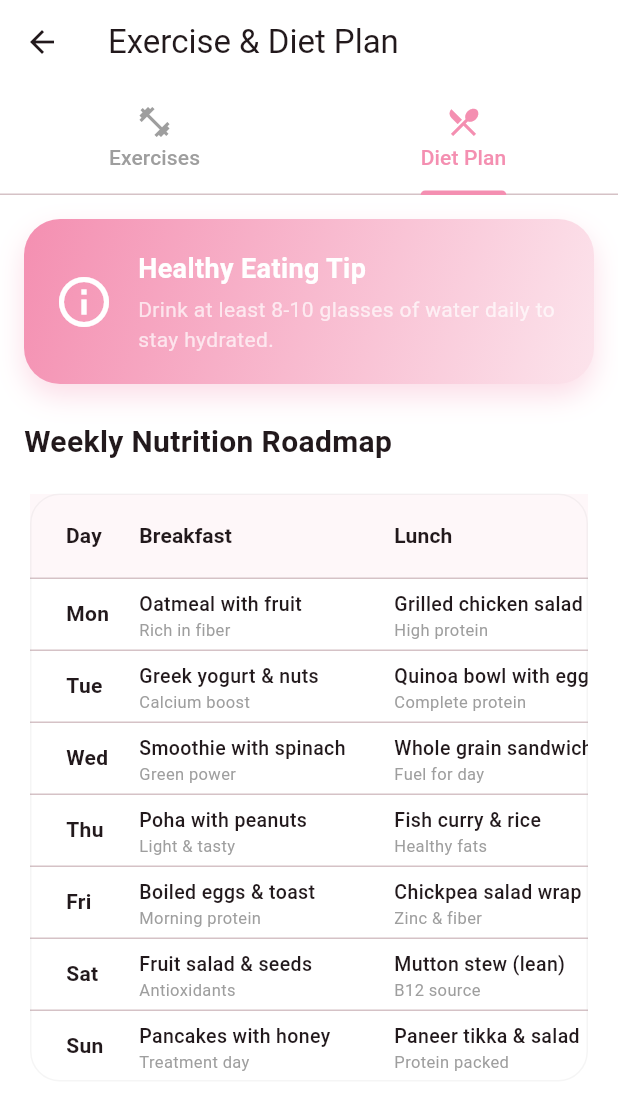
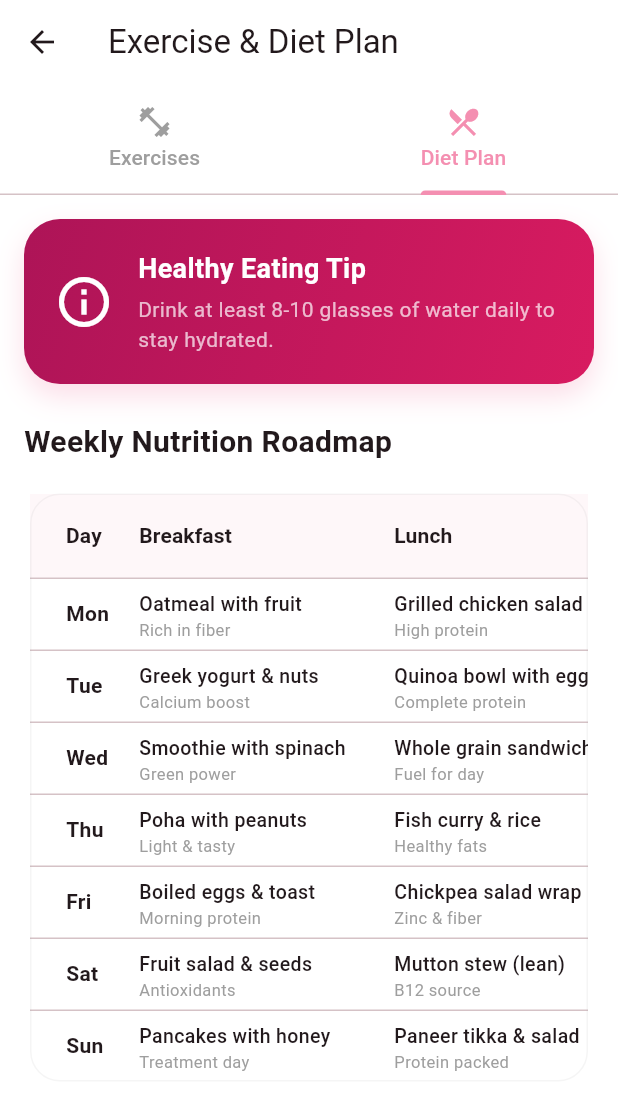
Before and after one commit to catharva632/Maternal_Child_Health_Tracker, a Flutter app: the ExerciseScreen screen opened by its route, tab 2 chosen, on a phone screen of 412 x 824 dp. Shown: the top 1110 px of the screen. Run offline on Flutter 3.47's test engine with Material 3 defaults, Android fonts, the phone set to English and light mode, and no system bars; our stand-ins replace cloud_firestore, firebase_auth, firebase_core, firebase_storage, flutter_tts, geolocator and 5 more; missing offline and left inert: another_telephony; accounts and stored records are empty; generated files the repository leaves out were written again.

Commit message:
Fix SOS crash and refine exercise/diet UI

```diff
--- a/lib/controllers/exercise_controller.dart
+++ b/lib/controllers/exercise_controller.dart
@@ -33,7 +33,7 @@ class ExerciseController {
           'Ensure the water temperature is comfortable.',
           'Watch out for slippery pool decks.'
         ],
-        imagePath: 'https://images.unsplash.com/photo-1519315901367-f34ff9154487?w=800'
+        imagePath: 'https://images.unsplash.com/photo-1620352080112-984422e11e55?w=800'
       ),
       ExerciseModel(
         name: 'Prenatal Yoga',
@@ -65,7 +65,7 @@ class ExerciseController {
           'Keep your back straight.',
           'Stop if you feel pressure in your pelvis.'
         ],
-        imagePath: 'https://images.unsplash.com/photo-1574680096145-d05b474e2155?w=800'
+        imagePath: 'https://images.unsplash.com/photo-1510616022830-2972986f3769?w=800'
       ),
       ExerciseModel(
         name: 'Kegels',
@@ -80,7 +80,7 @@ class ExerciseController {
           'Don\'t do them while urinating (can cause UTIs).',
           'Ensure you breathe normally while squeezing.'
         ],
-        imagePath: 'https://images.unsplash.com/photo-1599058917232-d750c1822009?w=800'
+        imagePath: 'https://images.unsplash.com/photo-1571731956622-39fe583942af?w=800'
       ),
       ExerciseModel(
         name: 'Cat-Cow Stretch',
@@ -95,7 +95,7 @@ class ExerciseController {
           'Avoid excessive arching of the back.',
           'Keep your movements fluid and gentle.'
         ],
-        imagePath: 'https://images.unsplash.com/photo-1599058917232-a7d50c1822009?w=800'
+        imagePath: 'https://images.unsplash.com/photo-1582213706480-1a646c827376?w=800'
       ),
       ExerciseModel(
         name: 'Modified Push-ups',
--- a/lib/controllers/sos_controller.dart
+++ b/lib/controllers/sos_controller.dart
@@ -71,12 +71,12 @@ class SOSController {
 
     // Step 2: Alert Doctor, Hospital, and Family Contacts
     // Alert Doctor
-    if (patient.doctorPhone != null) {
+    if (patient.doctorPhone != null && patient.doctorPhone!.isNotEmpty) {
       await _sendSMS(recipient: patient.doctorPhone!, message: sosMessage);
     }
 
     // Alert Patient's Hospital
-    if (patient.hospitalPhone != null) {
+    if (patient.hospitalPhone != null && patient.hospitalPhone!.isNotEmpty) {
       await _sendSMS(recipient: patient.hospitalPhone!, message: sosMessage);
     }
 
--- a/lib/views/features/exercise_screen.dart
+++ b/lib/views/features/exercise_screen.dart
@@ -139,7 +139,7 @@ class _ExerciseScreenState extends State<ExerciseScreen> with SingleTickerProvid
       padding: const EdgeInsets.all(20),
       decoration: BoxDecoration(
         gradient: const LinearGradient(
-          colors: [Color(0xFFF48FB1), Color(0xFFFCE4EC)],
+          colors: [Color(0xFFAD1457), Color(0xFFD81B60)], // Professional Deep Pink to Crimson
           begin: Alignment.topLeft,
           end: Alignment.bottomRight,
         ),
```
Also changed, not shown: 1 other file.
